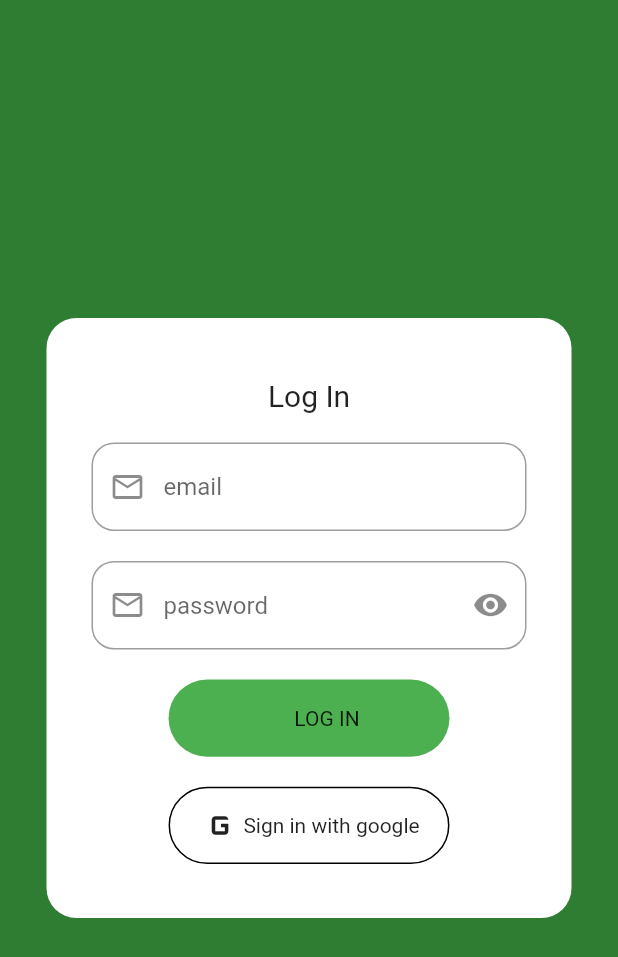
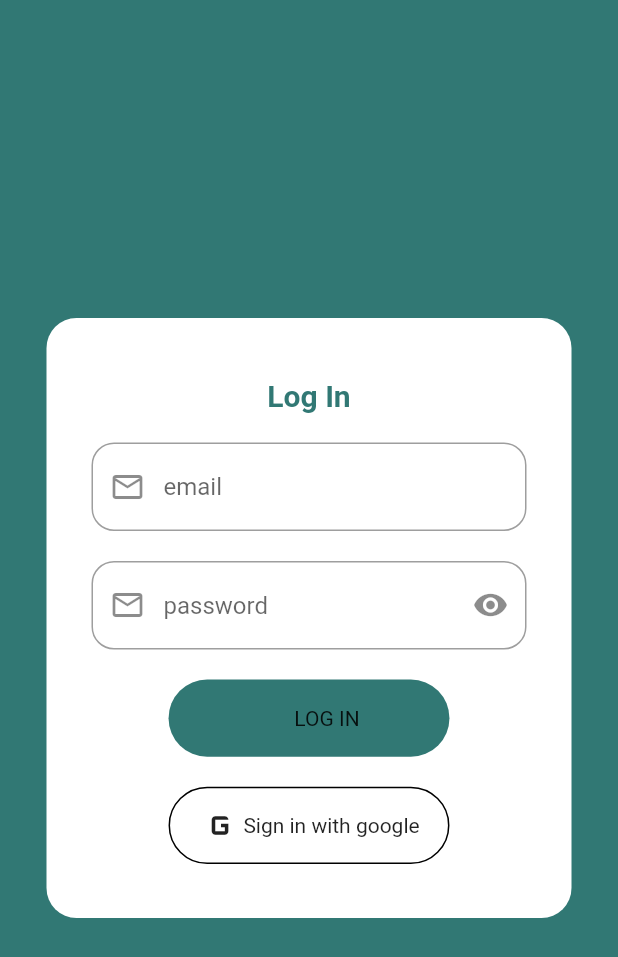
Before and after one commit to ASNoufal/assignment_festa, a Flutter app: the screen it shows after launch, on a phone screen of 412 x 824 dp. Shown: the top 957 px of the screen. Run offline on Flutter 3.47's test engine with Material 2 defaults, Android fonts, the phone set to English and light mode, and no system bars; our stand-ins replace dio, flutter_riverpod, freezed_annotation, google_fonts.

Commit message:
update the color and text

```diff
--- a/lib/bottomnavigation/bottomNavigation.dart
+++ b/lib/bottomnavigation/bottomNavigation.dart
@@ -12,7 +12,7 @@ class BottomNavigation extends StatelessWidget {
         builder: (context, newvalue, _) {
           return BottomNavigationBar(
               type: BottomNavigationBarType.fixed,
-              selectedItemColor: Colors.white,
+              selectedItemColor: Color(0xFF317874),
               unselectedItemColor: Colors.grey,
               backgroundColor: Colors.black,
               currentIndex: newvalue,
--- a/lib/loginpage.dart
+++ b/lib/loginpage.dart
@@ -9,7 +9,7 @@ class LoginPage extends StatelessWidget {
   Widget build(BuildContext context) {
     final _size = MediaQuery.of(context).size.width;
     return Scaffold(
-        backgroundColor: Colors.green[800],
+        backgroundColor: Color(0xFF317874),
         body: Center(
           child: Container(
             decoration: BoxDecoration(
@@ -23,13 +23,17 @@ class LoginPage extends StatelessWidget {
                 ),
                 const Text(
                   "Log In",
-                  style: TextStyle(fontSize: 20),
+                  style: TextStyle(
+                      fontSize: 20,
+                      fontWeight: FontWeight.w600,
+                      color: Color(0xFF317874)),
                 ),
                 Padding(
                   padding:
                       const EdgeInsets.symmetric(horizontal: 30, vertical: 20),
                   child: TextFormField(
                     decoration: InputDecoration(
+                        iconColor: Color(0xFF317874),
                         hintText: "email",
                         prefixIcon: Icon(Icons.email_outlined),
                         border: OutlineInputBorder(
@@ -62,17 +66,17 @@ class LoginPage extends StatelessWidget {
                     child: Responsive(
                       mobile: customisedbutton(context,
                           data: "LOG IN",
-                          color: Colors.green,
+                          color: Color(0xFF317874),
                           width: _size / 2.2,
                           height: _size / 8),
                       desktop: customisedbutton(context,
                           data: "LOG IN",
-                          color: Colors.green,
+                          color: Color(0xFF317874),
                           width: _size / 5.5,
                           height: _size / 25),
                       tablet: customisedbutton(context,
                           data: "LOG IN",
-                          color: Colors.green,
+                          color: Color(0xFF317874),
                           width: 200,
                           height: 50),
                     )),
--- a/pubspec.yaml
+++ b/pubspec.yaml
@@ -40,6 +40,7 @@ dependencies:
   json_annotation: ^4.8.1
   dio: ^5.3.3
   flutter_riverpod: ^2.4.6
+  google_fonts: ^6.1.0
 
 
 
```
Also changed, not shown: lib/bottomnavigation/name.dart (+14 -2 lines), lib/bottomnavigation/phonenumber.dart (+16 -2 lines), lib/homepage.dart (+37 -9 lines), pubspec.lock, 1 other file.
